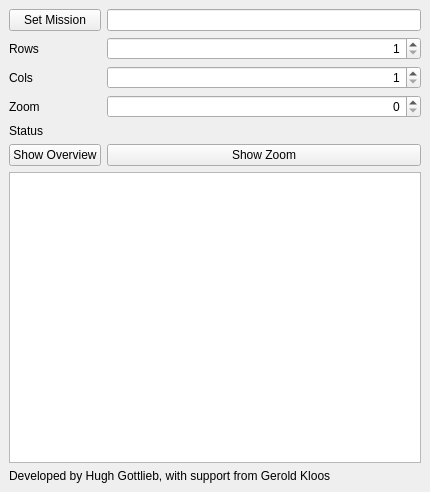
Before: the Qt Designer form visualisation/visualisation.ui in Hugh-Gottlieb/dpl, drawn with Qt 5.
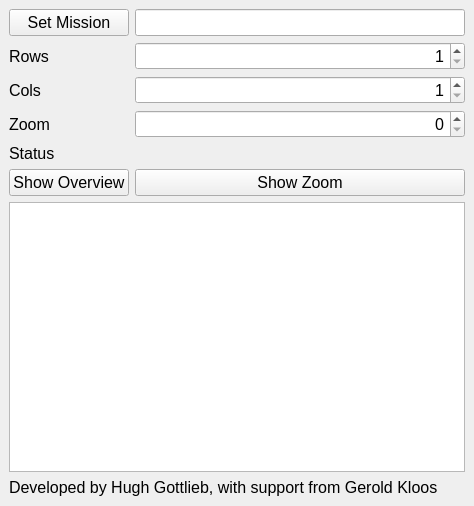
After: the same form once the commit is applied.

Commit message: Update font sizes, add clip_percent config, go fullscreen on overview

```diff
--- a/visualisation/visualisation.ui
+++ b/visualisation/visualisation.ui
@@ -6,8 +6,8 @@
    <rect>
     <x>0</x>
     <y>0</y>
-    <width>430</width>
-    <height>492</height>
+    <width>474</width>
+    <height>506</height>
    </rect>
   </property>
   <property name="windowTitle">
@@ -22,6 +22,11 @@
      <layout class="QGridLayout" name="gridLayout_2" columnstretch="0,1">
       <item row="5" column="0">
        <widget class="QPushButton" name="show_overview_button">
+        <property name="font">
+         <font>
+          <pointsize>12</pointsize>
+         </font>
+        </property>
         <property name="text">
          <string>Show Overview</string>
         </property>
@@ -29,6 +34,11 @@
       </item>
       <item row="3" column="0">
        <widget class="QLabel" name="zoom_label">
+        <property name="font">
+         <font>
+          <pointsize>12</pointsize>
+         </font>
+        </property>
         <property name="text">
          <string>Zoom</string>
         </property>
@@ -36,6 +46,11 @@
       </item>
       <item row="5" column="1">
        <widget class="QPushButton" name="show_cell_button">
+        <property name="font">
+         <font>
+          <pointsize>12</pointsize>
+         </font>
+        </property>
         <property name="text">
          <string>Show Zoom</string>
         </property>
@@ -43,6 +58,11 @@
       </item>
       <item row="3" column="1">
        <widget class="QSpinBox" name="zoom">
+        <property name="font">
+         <font>
+          <pointsize>12</pointsize>
+         </font>
+        </property>
         <property name="alignment">
          <set>Qt::AlignRight|Qt::AlignTrailing|Qt::AlignVCenter</set>
         </property>
@@ -50,6 +70,11 @@
       </item>
       <item row="1" column="0">
        <widget class="QLabel" name="rows_label">
+        <property name="font">
+         <font>
+          <pointsize>12</pointsize>
+         </font>
+        </property>
         <property name="text">
          <string>Rows</string>
         </property>
@@ -57,6 +82,11 @@
       </item>
       <item row="8" column="0" colspan="2">
        <widget class="QLabel" name="author_text">
+        <property name="font">
+         <font>
+          <pointsize>12</pointsize>
+         </font>
+        </property>
         <property name="text">
          <string>Developed by Hugh Gottlieb, with support from Gerold Kloos</string>
         </property>
@@ -64,6 +94,11 @@
       </item>
       <item row="2" column="1">
        <widget class="QSpinBox" name="cols">
+        <property name="font">
+         <font>
+          <pointsize>12</pointsize>
+         </font>
+        </property>
         <property name="alignment">
          <set>Qt::AlignRight|Qt::AlignTrailing|Qt::AlignVCenter</set>
         </property>
@@ -74,6 +109,11 @@
       </item>
       <item row="0" column="1">
        <widget class="QLineEdit" name="mission_path">
+        <property name="font">
+         <font>
+          <pointsize>12</pointsize>
+         </font>
+        </property>
         <property name="readOnly">
          <bool>true</bool>
         </property>
@@ -87,6 +127,11 @@
           <verstretch>0</verstretch>
          </sizepolicy>
         </property>
+        <property name="font">
+         <font>
+          <pointsize>12</pointsize>
+         </font>
+        </property>
         <property name="text">
          <string>Set Mission</string>
         </property>
@@ -97,6 +142,11 @@
       </item>
       <item row="1" column="1">
        <widget class="QSpinBox" name="rows">
+        <property name="font">
+         <font>
+          <pointsize>12</pointsize>
+         </font>
+        </property>
         <property name="layoutDirection">
          <enum>Qt::LeftToRight</enum>
         </property>
@@ -110,6 +160,11 @@
       </item>
       <item row="2" column="0">
        <widget class="QLabel" name="cols_label">
+        <property name="font">
+         <font>
+          <pointsize>12</pointsize>
+         </font>
+        </property>
         <property name="text">
          <string>Cols</string>
         </property>
@@ -117,6 +172,11 @@
       </item>
       <item row="4" column="1">
        <widget class="QLabel" name="status">
+        <property name="font">
+         <font>
+          <pointsize>12</pointsize>
+         </font>
+        </property>
         <property name="text">
          <string/>
         </property>
@@ -124,6 +184,11 @@
       </item>
       <item row="4" column="0">
        <widget class="QLabel" name="status_label">
+        <property name="font">
+         <font>
+          <pointsize>12</pointsize>
+         </font>
+        </property>
         <property name="text">
          <string>Status</string>
         </property>
```
The commit also changes 5 other files.
